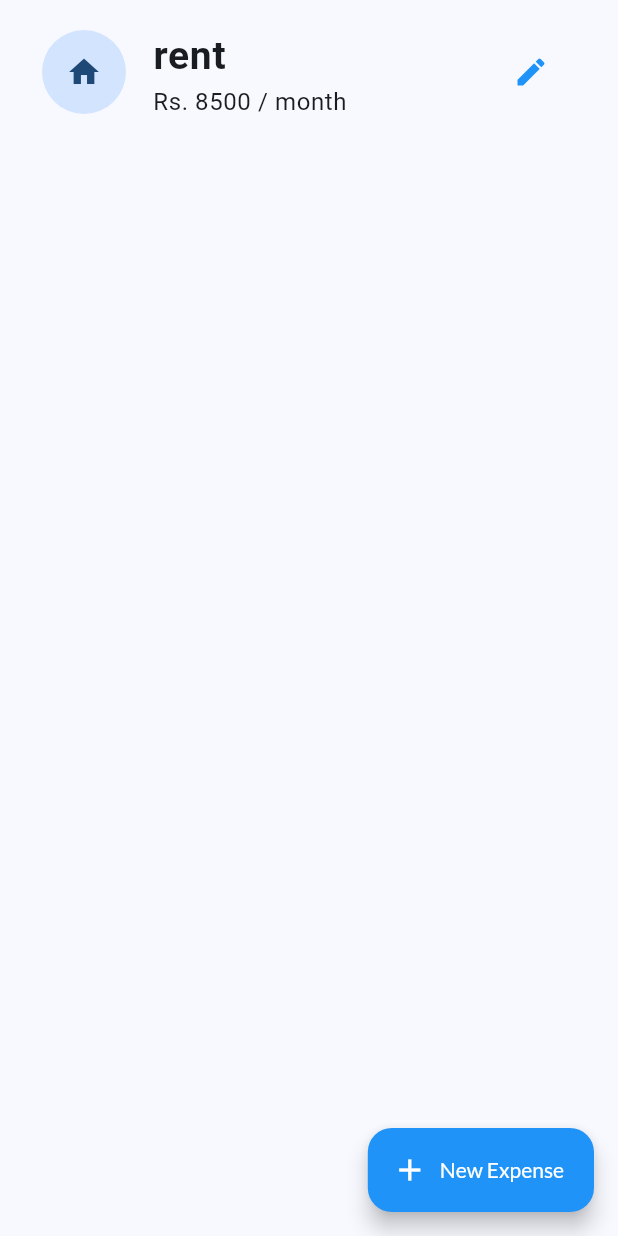
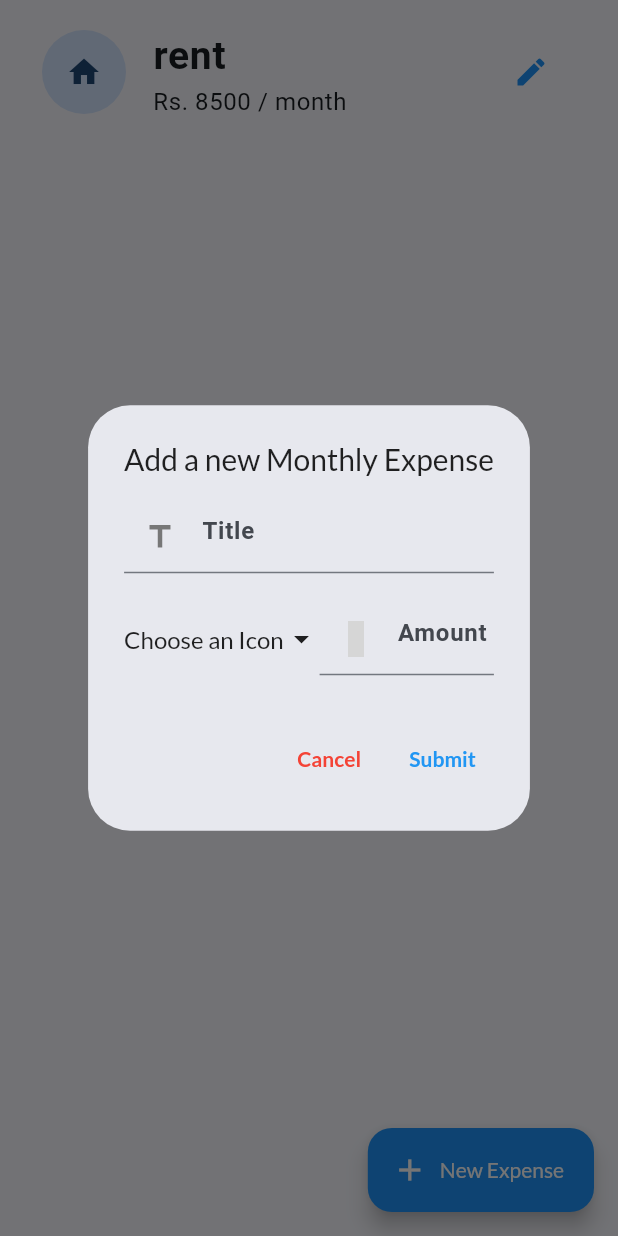
Before and after one commit to Saurav-Ganguly/Budget_Tracker, a Flutter app: the ExpensesSetting screen opened directly, after a tap on "New Expense", on a phone screen of 412 x 824 dp. Run offline on Flutter 3.47's test engine with Material 2 defaults, Android fonts, the phone set to English and light mode, and no system bars; our stand-ins replace google_fonts, line_icons, percent_indicator; missing offline and left inert: flutter_iconpicker; grey boxes are pictures that could not be loaded.

Commit message:
added the add new category functionality

```diff
--- /dev/null
+++ b/lib/budget_screen/widgets/add_item_dialog.dart
@@ -0,0 +1,89 @@
+import 'package:flutter/material.dart';
+import 'package:flutter_iconpicker/flutter_iconpicker.dart';
+import 'package:line_icons/line_icons.dart';
+
+class AddItemDialog extends StatefulWidget {
+  const AddItemDialog({super.key});
+
+  @override
+  State<AddItemDialog> createState() => _AddItemDialogState();
+}
+
+class _AddItemDialogState extends State<AddItemDialog> {
+  IconData? icon;
+
+  pickIcon() async {
+    icon = await FlutterIconPicker.showIconPicker(context);
+    setState(() {});
+  }
+
+  @override
+  Widget build(BuildContext context) {
+    final size = MediaQuery.of(context).size;
+    return SizedBox(
+      height: size.height * 0.15,
+      child: Column(
+        children: [
+          const TextField(
+            style: TextStyle(
+              fontSize: 14,
+            ),
+            decoration: InputDecoration(
+              hintText: 'Title',
+              prefixIcon: Icon(Icons.title),
+            ),
+          ),
+          const SizedBox(
+            height: 20,
+          ),
+          Row(
+            children: [
+              GestureDetector(
+                onTap: pickIcon,
+                child: Container(
+                    child: icon == null
+                        ? const Row(
+                            children: [
+                              Text(
+                                'Choose an Icon',
+                                style: TextStyle(
+                                  fontSize: 16,
+                                ),
+                              ),
+                              Icon(Icons.arrow_drop_down)
+                            ],
+                          )
+                        : Row(
+                            children: [
+                              const Text(
+                                'Chosen Icon : ',
+                                style: TextStyle(
+                                  fontSize: 16,
+                                ),
+                              ),
+                              Icon(
+                                icon,
+                                size: 40,
+                              ),
+                            ],
+                          )),
+              ),
+              const Expanded(
+                child: TextField(
+                  keyboardType: TextInputType.number,
+                  style: TextStyle(
+                    fontSize: 14,
+                  ),
+                  decoration: InputDecoration(
+                    hintText: 'Amount',
+                    prefixIcon: Icon(LineIcons.indianRupeeSign),
+                  ),
+                ),
+              ),
+            ],
+          ),
+        ],
+      ),
+    );
+  }
+}
--- a/lib/budget_screen/widgets/expense_setting.dart
+++ b/lib/budget_screen/widgets/expense_setting.dart
@@ -1,6 +1,8 @@
+import 'package:budget_tracker/budget_screen/widgets/add_item_dialog.dart';
 import 'package:budget_tracker/budget_screen/widgets/budget_settings_card.dart';
 import 'package:flutter/material.dart';
 import 'package:budget_tracker/providers/expenses_provider.dart';
+
 import 'package:provider/provider.dart';
 
 class ExpensesSetting extends StatelessWidget {
@@ -11,7 +13,47 @@ class ExpensesSetting extends StatelessWidget {
     final expenses = context.watch<ExpensesProvider>().expenses;
     return Scaffold(
       floatingActionButton: FloatingActionButton.extended(
-        onPressed: () {},
+        onPressed: () {
+          //show
+          showDialog(
+            context: context,
+            builder: (context) {
+              return AlertDialog(
+                title: const Text(
+                  "Add a new Monthly Expense",
+                  style: TextStyle(
+                    fontSize: 20,
+                  ),
+                ),
+                content: const AddItemDialog(),
+                actions: [
+                  TextButton(
+                    onPressed: () {
+                      Navigator.of(context).pop();
+                    },
+                    child: const Text(
+                      'Cancel',
+                      style: TextStyle(
+                        fontWeight: FontWeight.bold,
+                        color: Colors.red,
+                      ),
+                    ),
+                  ),
+                  TextButton(
+                    onPressed: () {},
+                    child: const Text(
+                      'Submit',
+                      style: TextStyle(
+                        fontWeight: FontWeight.bold,
+                        color: Colors.blue,
+                      ),
+                    ),
+                  ),
+                ],
+              );
+            },
+          );
+        },
         label: const Text('New Expense'),
         icon: const Icon(Icons.add),
         backgroundColor: Theme.of(context).primaryColor,
--- a/lib/main.dart
+++ b/lib/main.dart
@@ -2,6 +2,7 @@ import 'package:budget_tracker/providers/expenses_provider.dart';
 import 'package:budget_tracker/providers/goals_provider.dart';
 import 'package:budget_tracker/providers/savings_provider.dart';
 import 'package:budget_tracker/providers/transactions_provider.dart';
+import 'package:budget_tracker/trial.dart';
 
 import 'package:flutter/material.dart';
 import 'package:google_fonts/google_fonts.dart';
--- a/pubspec.yaml
+++ b/pubspec.yaml
@@ -39,6 +39,7 @@ dependencies:
   line_icons: ^2.0.3
   percent_indicator: ^4.2.3
   provider: ^6.0.5
+  flutter_iconpicker: ^3.2.4
 
 dev_dependencies:
   flutter_test:
```
Also changed, not shown: lib/budget_screen/budget_screen.dart (+0 -15 lines), lib/trial.dart (added, +48 -0 lines), pubspec.lock.
